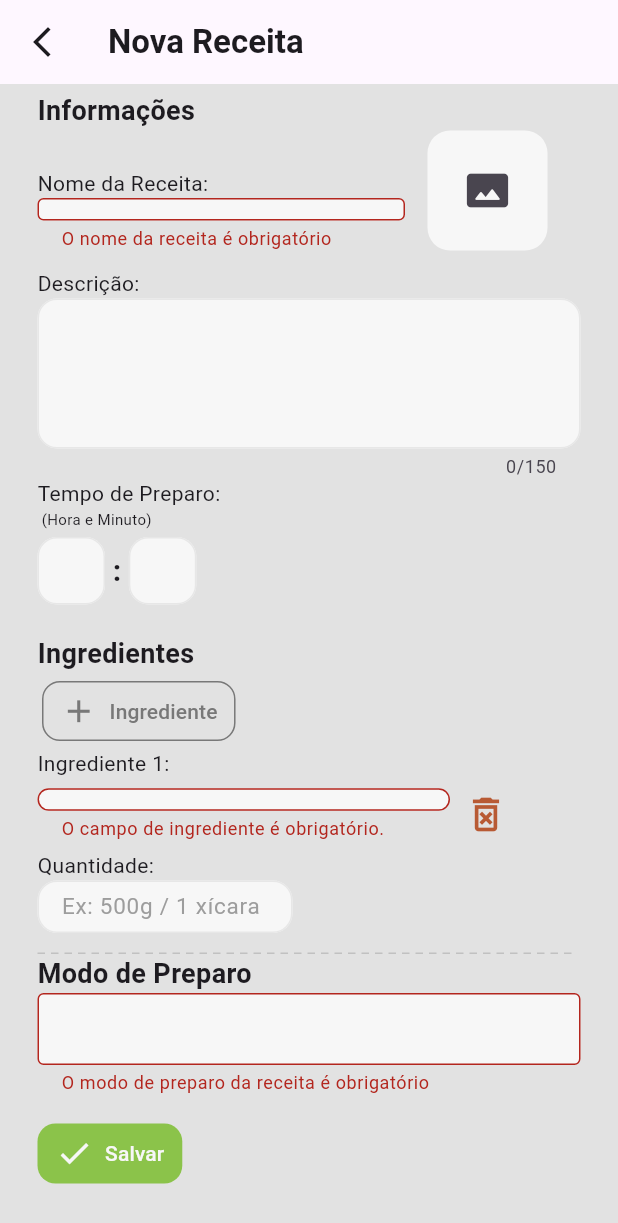
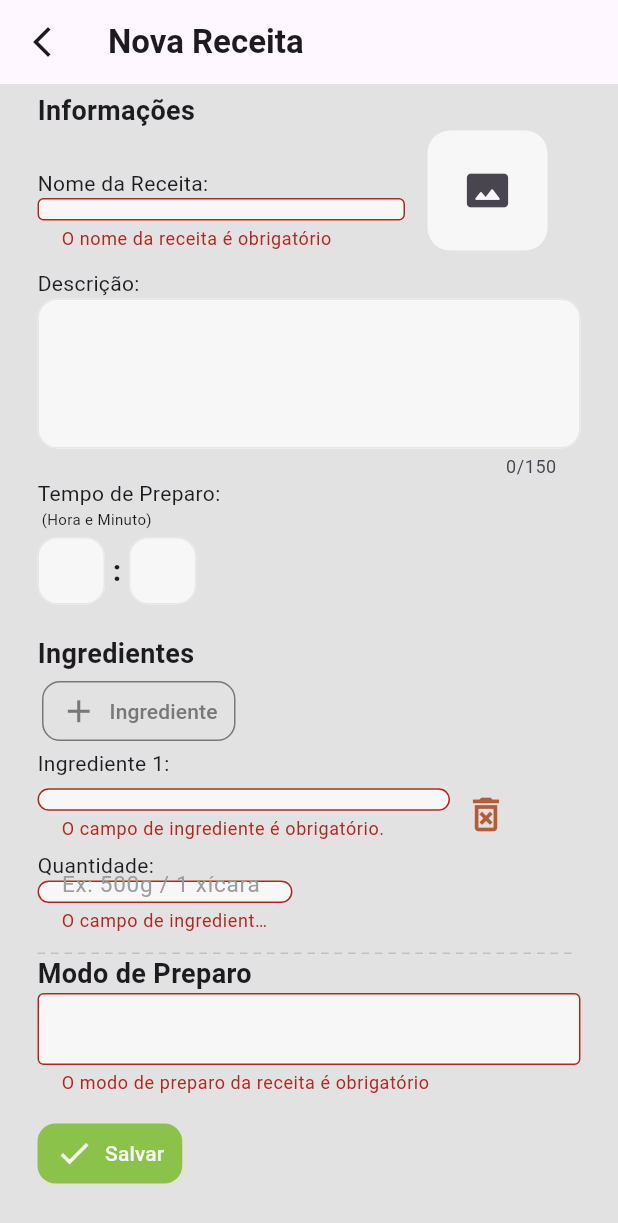
Before and after one commit to aWhiity/aplicativo_receitas, a Flutter app: the AddRecipeView screen opened directly with empty values, after a tap on "Ingrediente", after a tap on "Salvar", on a phone screen of 412 x 824 dp. Shown: the top 1223 px of the screen. Run offline on Flutter 3.47's test engine with Material 3 defaults, Android fonts, the light colour scheme and no system bars; drawn by our look-alikes of dotted_line; missing offline and left inert: dart:ffi.

Commit message:
✨ feat: Adição de controle de ingrediente na tela de Nova Receita

```diff
--- a/lib/views/add_recipe.dart
+++ b/lib/views/add_recipe.dart
@@ -31,6 +31,7 @@ class _AddRecipeViewState extends State<AddRecipeView> {
 
   List<RecipeIngredient> ingredients = [];
   List<Widget> ingredientWidgets = [];
+  int counter = 0;
   //List<TextEditingController> _ingredientsController =
   //new List<TextEditingController>();
 
@@ -61,7 +62,7 @@ class _AddRecipeViewState extends State<AddRecipeView> {
                   ),
                 ),
                 IconButton(
-                  onPressed:() {
+                  onPressed: () {
                     removeIngredient(
                       ingredientNameControllers.indexOf(ingredientController),
                     );
@@ -78,9 +79,15 @@ class _AddRecipeViewState extends State<AddRecipeView> {
             Container(
               width: 170,
               height: 35,
-              child: TextField(
+              child: TextFormField(
                 style: TextStyle(fontSize: 15),
                 controller: quantityController,
+                validator: (value) {
+                  if (value == null || value.isEmpty) {
+                    return 'O campo de ingrediente é obrigatório.';
+                  }
+                  return null;
+                },
                 decoration: InputDecoration(
                   hintText: "Ex: 500g / 1 xícara",
                   hintStyle: TextStyle(
@@ -103,6 +110,7 @@ class _AddRecipeViewState extends State<AddRecipeView> {
 
     ingredientNameControllers.add(ingredientController);
     quantityControllers.add(quantityController);
+    counter++;
   }
 
   void removeIngredient(int index) {
@@ -444,6 +452,18 @@ class _AddRecipeViewState extends State<AddRecipeView> {
                     TextButton.icon(
                       onPressed: () {
                         if (formKey.currentState!.validate()) {
+                          if (counter <= 0) {
+                            ScaffoldMessenger.of(context).showSnackBar(
+                              SnackBar(
+                                content: Text(
+                                  'Adicione pelo menos um ingrediente.',
+                                ),
+                                backgroundColor: Color(0xfff55f54),
+                              ),
+                            );
+
+                            return;
+                          }
                           Recipe recipe = createNewRecipe();
 
                           Provider.of<RecipesRepositoryMemory>(
```
